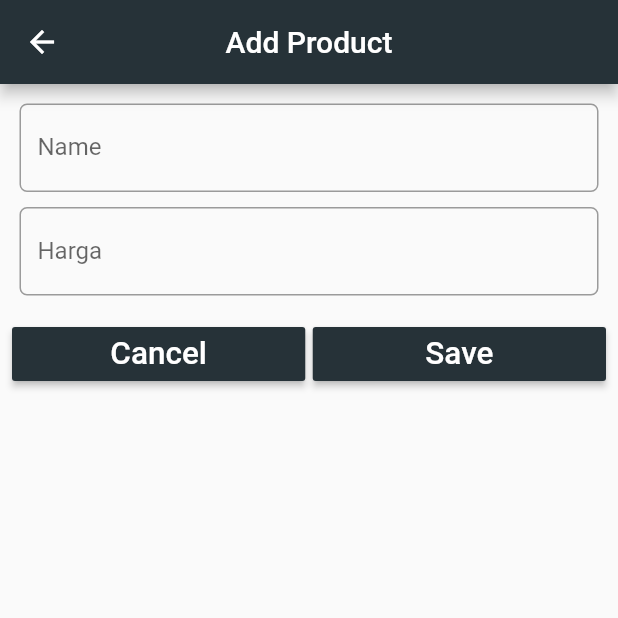
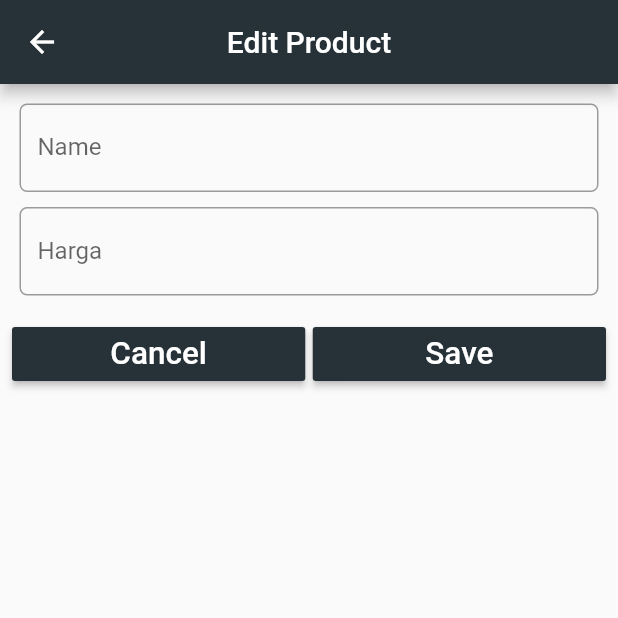
Before and after one commit to annastasyaivory/flutter_catat_order, a Flutter app: the EditProduct screen opened directly, on a phone screen of 412 x 824 dp, the top half of it. Run offline on Flutter 3.47's test engine with Material 2 defaults, Android fonts, the phone set to English and light mode, and no system bars; our stand-ins replace cloud_firestore, firebase_auth, firebase_core, google_sign_in; accounts and stored records are empty; network calls fail.

Commit message:
pembetulan app bar form edit data

```diff
--- a/lib/form/editOrder.dart
+++ b/lib/form/editOrder.dart
@@ -105,7 +105,7 @@ class _EditOrderState extends State<EditOrder> {
   Widget build(BuildContext context) {
     return Scaffold(
       appBar: AppBar(
-        title: Text('Add Product'),
+        title: Text('Edit Order'),
         centerTitle: true,
         backgroundColor: Colors.blueGrey[900],
       ),
--- a/lib/form/editProduct.dart
+++ b/lib/form/editProduct.dart
@@ -48,7 +48,7 @@ class _EditProductState extends State<EditProduct> {
   Widget build(BuildContext context) {
     return Scaffold(
       appBar: AppBar(
-        title: Text('Add Product'),
+        title: Text('Edit Product'),
         centerTitle: true,
         backgroundColor: Colors.blueGrey[900],
       ),
```
